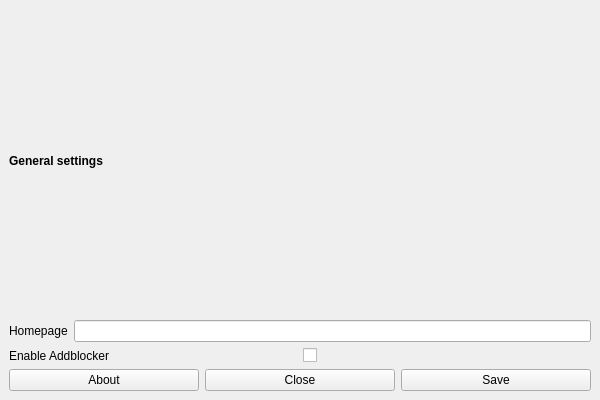
Old version of the form source/frontend/settings.ui in the repository streaksu/mantissa.
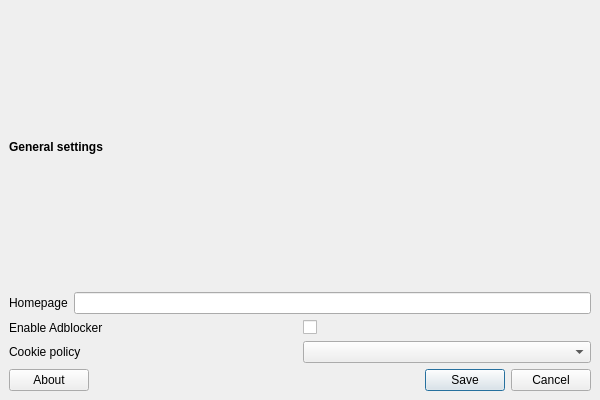
New version of the form. Icons and pictures are not drawn.

Commit message: Add cookie policy support and style dialogs

Diff of the .ui file:
```diff
--- a/source/frontend/settings.ui
+++ b/source/frontend/settings.ui
@@ -48,7 +48,7 @@
       <item>
        <widget class="QLabel" name="addblock">
         <property name="text">
-         <string>Enable Addblocker</string>
+         <string>Enable Adblocker</string>
         </property>
        </widget>
       </item>
@@ -64,23 +64,37 @@
     <item>
      <layout class="QHBoxLayout" name="horizontalLayout_4">
       <item>
+       <widget class="QLabel" name="cookiepolicy">
+        <property name="text">
+         <string>Cookie policy</string>
+        </property>
+       </widget>
+      </item>
+      <item>
+       <widget class="QComboBox" name="cookiePolicyBox"/>
+      </item>
+     </layout>
+    </item>
+    <item>
+     <layout class="QHBoxLayout" name="horizontalLayout_5">
+      <item>
        <widget class="QPushButton" name="aboutButton">
         <property name="text">
          <string>About</string>
         </property>
-       </widget>
-      </item>
-      <item>
-       <widget class="QPushButton" name="closeButton">
-        <property name="text">
-         <string>Close</string>
+        <property name="icon">
+         <iconset theme="help-about">
+          <normaloff>.</normaloff>.</iconset>
         </property>
        </widget>
       </item>
       <item>
-       <widget class="QPushButton" name="saveButton">
-        <property name="text">
-         <string>Save</string>
+       <widget class="QDialogButtonBox" name="buttonBox">
+        <property name="standardButtons">
+         <set>QDialogButtonBox::Cancel|QDialogButtonBox::Save</set>
+        </property>
+        <property name="centerButtons">
+         <bool>false</bool>
         </property>
        </widget>
       </item>
```
Left out of the diff: 4 changed lines with no effect on the pictures. The commit also changes 4 other files.
